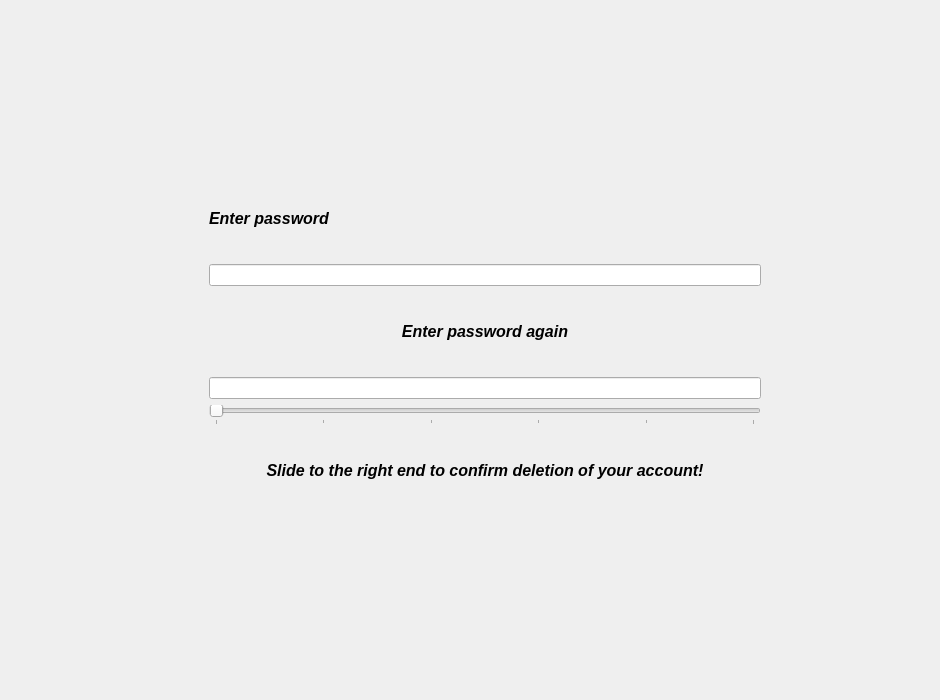
ItsAhadun/ATM, file mainwindow.ui: the form before one commit.
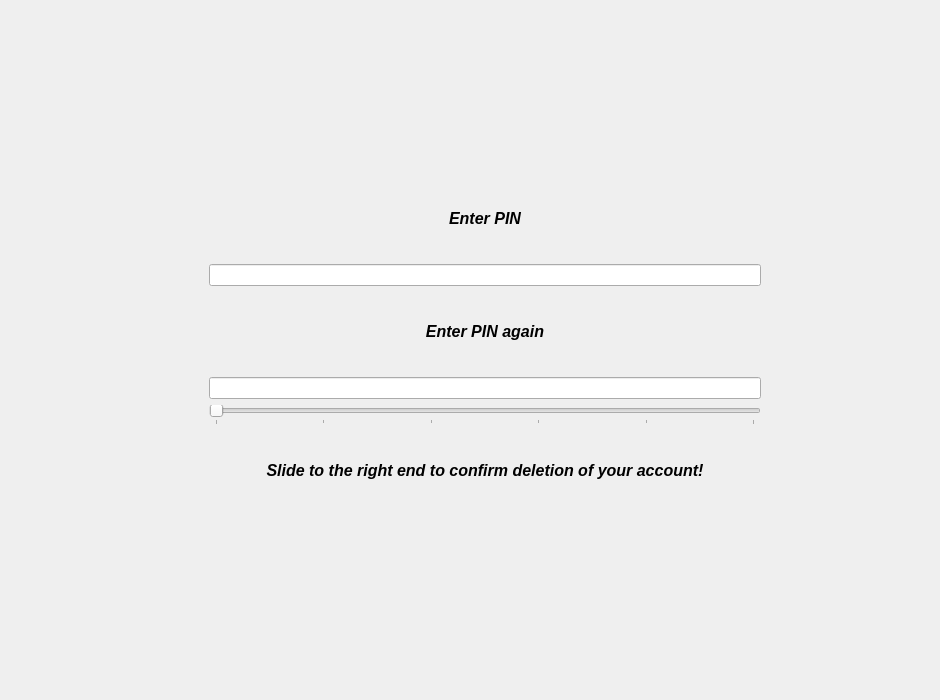
The form after the commit. The open tabs and pages were chosen to show the change.

The edit to the form file:
```diff
--- a/mainwindow.ui
+++ b/mainwindow.ui
@@ -337,7 +337,10 @@
               </font>
              </property>
              <property name="text">
-              <string>Enter password</string>
+              <string>Enter PIN</string>
+             </property>
+             <property name="alignment">
+              <set>Qt::AlignmentFlag::AlignCenter</set>
              </property>
             </widget>
            </item>
@@ -357,7 +360,7 @@
               <number>1</number>
              </property>
              <property name="text">
-              <string>Enter password again</string>
+              <string>Enter PIN again</string>
              </property>
              <property name="alignment">
               <set>Qt::AlignmentFlag::AlignCenter</set>
```
Left out of the diff: 8 changed lines with no effect on the pictures.
